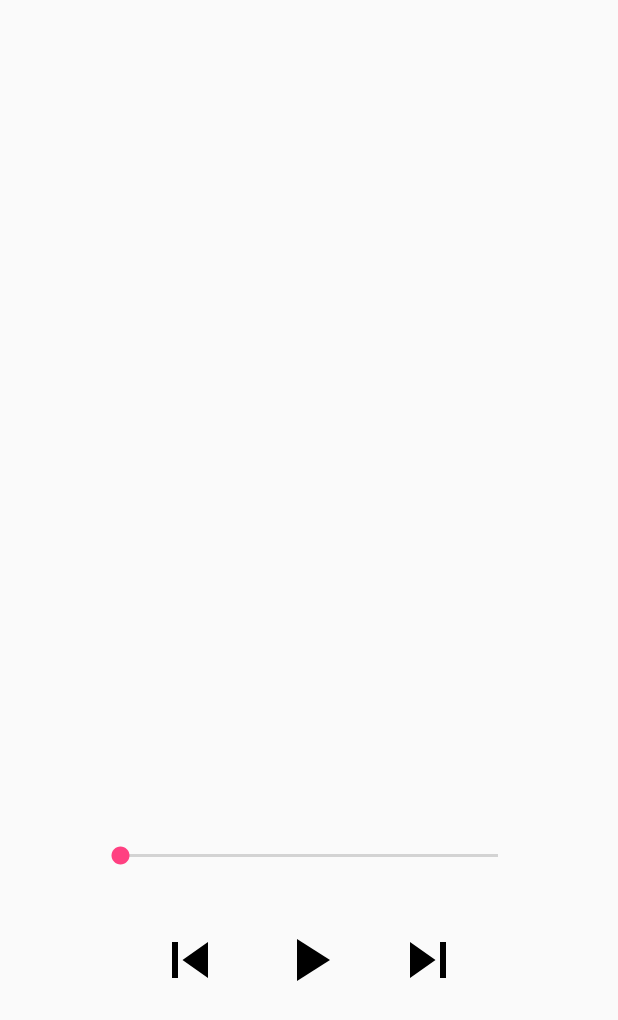
After one commit to duccnv-1684/demo-android-advance-app, an Android app: the layout activity_music_player.xml on its own in the app's theme, with its tools: preview values and no code run, on a phone screen of 412 x 824 dp. The commit adds this screen. Shown: the top 1020 px of the screen. Run offline under Robolectric (Android 15) with nearby library versions, the phone set to English and light mode, and no system bars.

Commit message:
demo music player with service

```diff
--- /dev/null
+++ b/app/src/main/res/drawable/ic_play_music.xml
@@ -0,0 +1,9 @@
+<vector xmlns:android="http://schemas.android.com/apk/res/android"
+        android:width="24dp"
+        android:height="24dp"
+        android:viewportWidth="24.0"
+        android:viewportHeight="24.0">
+    <path
+        android:fillColor="#FF000000"
+        android:pathData="M8,5v14l11,-7z"/>
+</vector>
--- /dev/null
+++ b/app/src/main/res/drawable/ic_skip_next_music.xml
@@ -0,0 +1,9 @@
+<vector xmlns:android="http://schemas.android.com/apk/res/android"
+        android:width="24dp"
+        android:height="24dp"
+        android:viewportWidth="24.0"
+        android:viewportHeight="24.0">
+    <path
+        android:fillColor="#FF000000"
+        android:pathData="M6,18l8.5,-6L6,6v12zM16,6v12h2V6h-2z"/>
+</vector>
--- /dev/null
+++ b/app/src/main/res/drawable/ic_skip_previous_music.xml
@@ -0,0 +1,9 @@
+<vector xmlns:android="http://schemas.android.com/apk/res/android"
+        android:width="24dp"
+        android:height="24dp"
+        android:viewportWidth="24.0"
+        android:viewportHeight="24.0">
+    <path
+        android:fillColor="#FF000000"
+        android:pathData="M6,6h2v12L6,18zM9.5,12l8.5,6L18,6z"/>
+</vector>
--- a/app/src/main/res/layout/activity_demo_splash.xml
+++ b/app/src/main/res/layout/activity_demo_splash.xml
@@ -4,6 +4,4 @@
     xmlns:tools="http://schemas.android.com/tools"
     android:layout_width="match_parent"
     android:layout_height="match_parent"
-    tools:context=".DemoSplashActivity">
-
-</android.support.constraint.ConstraintLayout>
+    tools:context=".DemoSplashActivity"/>
--- /dev/null
+++ b/app/src/main/res/layout/activity_music_player.xml
@@ -0,0 +1,116 @@
+<?xml version="1.0" encoding="utf-8"?>
+<android.support.constraint.ConstraintLayout xmlns:android="http://schemas.android.com/apk/res/android"
+    xmlns:app="http://schemas.android.com/apk/res-auto"
+    xmlns:tools="http://schemas.android.com/tools"
+    android:layout_width="match_parent"
+    android:layout_height="match_parent"
+    tools:context=".MusicPlayerActivity">
+
+    <ImageView
+        android:id="@+id/image_play_pause"
+        android:layout_width="@dimen/dp_48"
+        android:layout_height="@dimen/dp_48"
+        android:layout_marginBottom="@dimen/dp_8"
+        android:layout_marginEnd="@dimen/dp_8"
+        android:layout_marginLeft="@dimen/dp_8"
+        android:layout_marginRight="@dimen/dp_8"
+        android:layout_marginStart="@dimen/dp_8"
+        android:layout_marginTop="@dimen/dp_8"
+        app:layout_constraintBottom_toBottomOf="parent"
+        app:layout_constraintEnd_toEndOf="parent"
+        app:layout_constraintStart_toStartOf="parent"
+        app:layout_constraintTop_toTopOf="parent"
+        app:layout_constraintVertical_bias="0.8"
+        app:srcCompat="@drawable/ic_play_music"
+        tools:ignore="ContentDescription,VectorDrawableCompat" />
+
+    <ImageView
+        android:id="@+id/image_previous"
+        android:layout_width="@dimen/dp_48"
+        android:layout_height="@dimen/dp_48"
+        android:layout_marginBottom="@dimen/dp_8"
+        android:layout_marginEnd="@dimen/dp_8"
+        android:layout_marginLeft="@dimen/dp_8"
+        android:layout_marginRight="@dimen/dp_8"
+        android:layout_marginStart="@dimen/dp_8"
+        android:layout_marginTop="@dimen/dp_8"
+        app:layout_constraintBottom_toBottomOf="parent"
+        app:layout_constraintEnd_toStartOf="@+id/image_play_pause"
+        app:layout_constraintHorizontal_bias="0.8"
+        app:layout_constraintStart_toStartOf="parent"
+        app:layout_constraintTop_toTopOf="parent"
+        app:layout_constraintVertical_bias="0.8"
+        app:srcCompat="@drawable/ic_skip_previous_music"
+        tools:ignore="ContentDescription,VectorDrawableCompat" />
+
+    <ImageView
+        android:id="@+id/image_next"
+        android:layout_width="@dimen/dp_48"
+        android:layout_height="@dimen/dp_48"
+        android:layout_marginBottom="@dimen/dp_8"
+        android:layout_marginEnd="@dimen/dp_8"
+        android:layout_marginLeft="@dimen/dp_8"
+        android:layout_marginRight="@dimen/dp_8"
+        android:layout_marginStart="@dimen/dp_8"
+        android:layout_marginTop="@dimen/dp_8"
+        app:layout_constraintBottom_toBottomOf="parent"
+        app:layout_constraintEnd_toEndOf="parent"
+        app:layout_constraintHorizontal_bias="0.2"
+        app:layout_constraintStart_toEndOf="@+id/image_play_pause"
+        app:layout_constraintTop_toTopOf="parent"
+        app:layout_constraintVertical_bias="0.8"
+        app:srcCompat="@drawable/ic_skip_next_music"
+        tools:ignore="ContentDescription,VectorDrawableCompat" />
+
+    <TextView
+        android:id="@+id/text_current_time"
+        android:layout_width="@dimen/dp_48"
+        android:layout_height="wrap_content"
+        android:layout_marginBottom="8dp"
+        android:layout_marginEnd="8dp"
+        android:layout_marginLeft="8dp"
+        android:layout_marginRight="8dp"
+        android:layout_marginStart="8dp"
+        android:layout_marginTop="8dp"
+        android:gravity="center"
+        app:layout_constraintBottom_toBottomOf="parent"
+        app:layout_constraintEnd_toEndOf="parent"
+        app:layout_constraintHorizontal_bias="0.0"
+        app:layout_constraintStart_toStartOf="parent"
+        app:layout_constraintTop_toTopOf="parent"
+        app:layout_constraintVertical_bias="0.7" />
+
+    <TextView
+        android:id="@+id/text_song_length"
+        android:layout_width="@dimen/dp_48"
+        android:layout_height="wrap_content"
+        android:layout_marginBottom="8dp"
+        android:layout_marginEnd="8dp"
+        android:layout_marginLeft="8dp"
+        android:layout_marginRight="8dp"
+        android:layout_marginStart="8dp"
+        android:layout_marginTop="8dp"
+        android:gravity="center"
+        app:layout_constraintBottom_toBottomOf="parent"
+        app:layout_constraintEnd_toEndOf="parent"
+        app:layout_constraintHorizontal_bias="1.0"
+        app:layout_constraintStart_toStartOf="parent"
+        app:layout_constraintTop_toTopOf="parent"
+        app:layout_constraintVertical_bias="0.7" />
+
+    <SeekBar
+        android:id="@+id/seek_bar_time_playing"
+        android:layout_width="0dp"
+        android:layout_height="wrap_content"
+        android:layout_marginBottom="@dimen/dp_8"
+        android:layout_marginEnd="@dimen/dp_8"
+        android:layout_marginLeft="@dimen/dp_8"
+        android:layout_marginRight="@dimen/dp_8"
+        android:layout_marginStart="@dimen/dp_8"
+        android:layout_marginTop="@dimen/dp_8"
+        app:layout_constraintBottom_toBottomOf="parent"
+        app:layout_constraintEnd_toStartOf="@+id/text_song_length"
+        app:layout_constraintStart_toEndOf="@+id/text_current_time"
+        app:layout_constraintTop_toTopOf="parent"
+        app:layout_constraintVertical_bias="0.7" />
+</android.support.constraint.ConstraintLayout>
--- a/app/src/main/res/values/dimens.xml
+++ b/app/src/main/res/values/dimens.xml
@@ -3,4 +3,5 @@
     <dimen name="dp_8">8dp</dimen>
     <dimen name="dp_128">128dp</dimen>
     <dimen name="dp_0">0dp</dimen>
+    <dimen name="dp_48">48dp</dimen>
 </resources>
--- a/app/src/main/res/values/strings.xml
+++ b/app/src/main/res/values/strings.xml
@@ -7,4 +7,10 @@
     <!-- TODO: Remove or change this placeholder text -->
     <string name="hello_blank_fragment">Hello blank fragment</string>
     <string name="message_permission_denied">Can\'t access storage: Permission denied!</string>
+    <string name="action_play">Play</string>
+    <string name="action_pause">Pause</string>
+    <string name="action_next">Next</string>
+    <string name="action_previous">Previous</string>
+    <string name="action_stop">Stop</string>
+    <string name="action_play_pause">Play/Pause</string>
 </resources>
```
Also changed, not shown: app/src/main/AndroidManifest.xml (+6 -2 lines), app/src/main/java/com/example/ducnguyen/demoandroidadvanceapp/MusicPlayerActivity.java (added, +108 -0 lines), app/src/main/java/com/example/ducnguyen/demoandroidadvanceapp/MusicPlayerService.java (added, +310 -0 lines), app/src/main/java/com/example/ducnguyen/demoandroidadvanceapp/Song.java (added, +50 -0 lines), app/src/main/res/drawable/ic_pause_music.xml (added, +9 -0 lines), app/src/main/res/drawable/splash_background.xml (line endings or trailing spaces), 4 other files.
